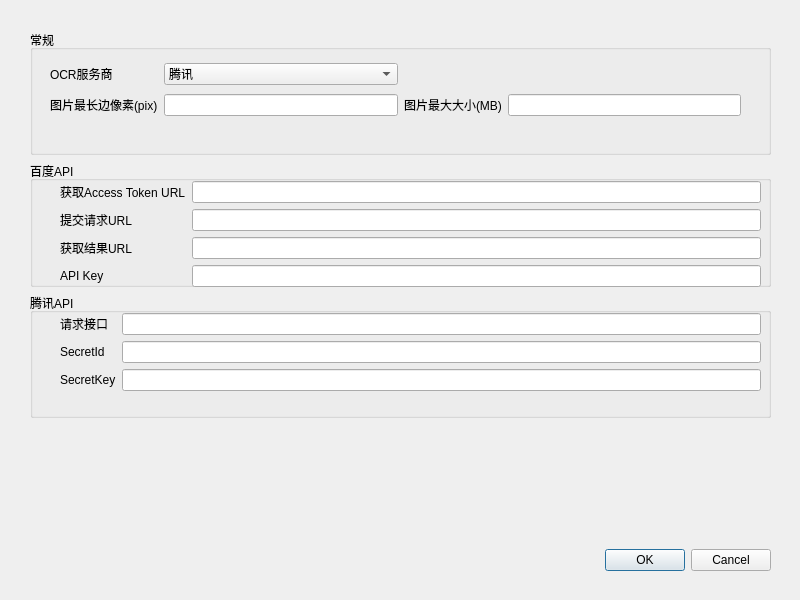
First picture: the form in QCR/ui/config_dialog.ui, repository mxy493/TableQCR, before the edit.
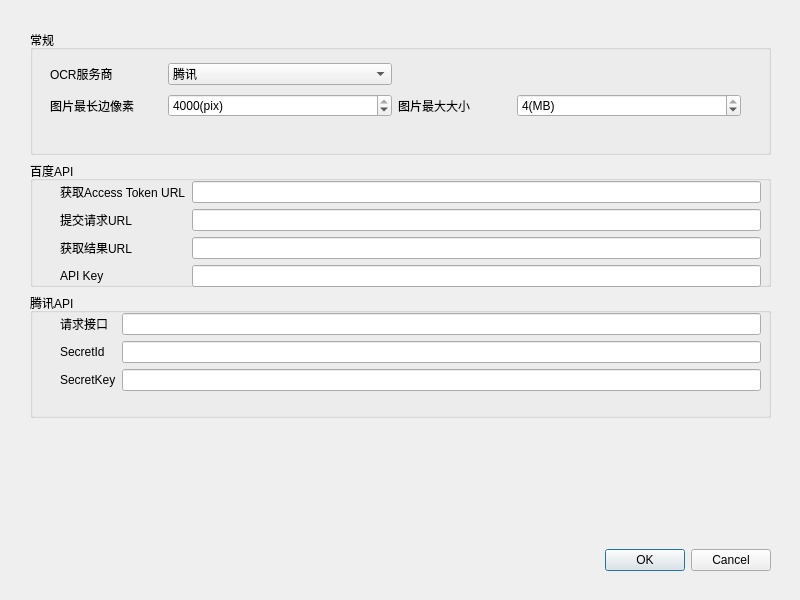
Second picture: the form after the edit. Icons and pictures are not drawn.

Commit message: 修改设置对话框的图片最长边像素值和图片最大大小为spinBox并限制可输入范围

```diff
--- a/QCR/ui/config_dialog.ui
+++ b/QCR/ui/config_dialog.ui
@@ -65,7 +65,7 @@
          <height>81</height>
         </rect>
        </property>
-       <layout class="QGridLayout" name="grid_normal">
+       <layout class="QGridLayout" name="grid_normal" columnstretch="1,2,1,2">
         <property name="leftMargin">
          <number>10</number>
         </property>
@@ -78,16 +78,6 @@
         <property name="bottomMargin">
          <number>10</number>
         </property>
-        <item row="1" column="0">
-         <widget class="QLabel" name="label_img_length">
-          <property name="text">
-           <string>图片最长边像素(pix)</string>
-          </property>
-         </widget>
-        </item>
-        <item row="1" column="1">
-         <widget class="QLineEdit" name="line_img_length"/>
-        </item>
         <item row="0" column="0">
          <widget class="QLabel" name="label_6">
           <property name="text">
@@ -95,16 +85,6 @@
           </property>
          </widget>
         </item>
-        <item row="1" column="2">
-         <widget class="QLabel" name="label_img_size">
-          <property name="text">
-           <string>图片最大大小(MB)</string>
-          </property>
-         </widget>
-        </item>
-        <item row="1" column="3">
-         <widget class="QLineEdit" name="line_img_size"/>
-        </item>
         <item row="0" column="1">
          <widget class="QComboBox" name="combo_service_provider">
           <property name="styleSheet">
@@ -122,6 +102,64 @@
           </item>
          </widget>
         </item>
+        <item row="1" column="2">
+         <widget class="QLabel" name="label_img_size">
+          <property name="toolTip">
+           <string>由于接口限制, 图片大小通常不能超过4MB, 程序会自动将图片压缩到设定的大小以下!</string>
+          </property>
+          <property name="text">
+           <string>图片最大大小</string>
+          </property>
+         </widget>
+        </item>
+        <item row="1" column="1">
+         <widget class="QSpinBox" name="spin_img_length">
+          <property name="frame">
+           <bool>true</bool>
+          </property>
+          <property name="suffix">
+           <string>(pix)</string>
+          </property>
+          <property name="minimum">
+           <number>500</number>
+          </property>
+          <property name="maximum">
+           <number>4000</number>
+          </property>
+          <property name="singleStep">
+           <number>100</number>
+          </property>
+          <property name="value">
+           <number>4000</number>
+          </property>
+         </widget>
+        </item>
+        <item row="1" column="0">
+         <widget class="QLabel" name="label_img_length">
+          <property name="toolTip">
+           <string>由于接口限制, 图片最长边像素通常不能超过4000像素, 程序会自动将图片等比例缩小到设定的像素值以下!</string>
+          </property>
+          <property name="text">
+           <string>图片最长边像素</string>
+          </property>
+         </widget>
+        </item>
+        <item row="1" column="3">
+         <widget class="QSpinBox" name="spin_img_size">
+          <property name="suffix">
+           <string>(MB)</string>
+          </property>
+          <property name="minimum">
+           <number>1</number>
+          </property>
+          <property name="maximum">
+           <number>4</number>
+          </property>
+          <property name="value">
+           <number>4</number>
+          </property>
+         </widget>
+        </item>
        </layout>
       </widget>
      </widget>
```
The commit also changes 1 other file.
